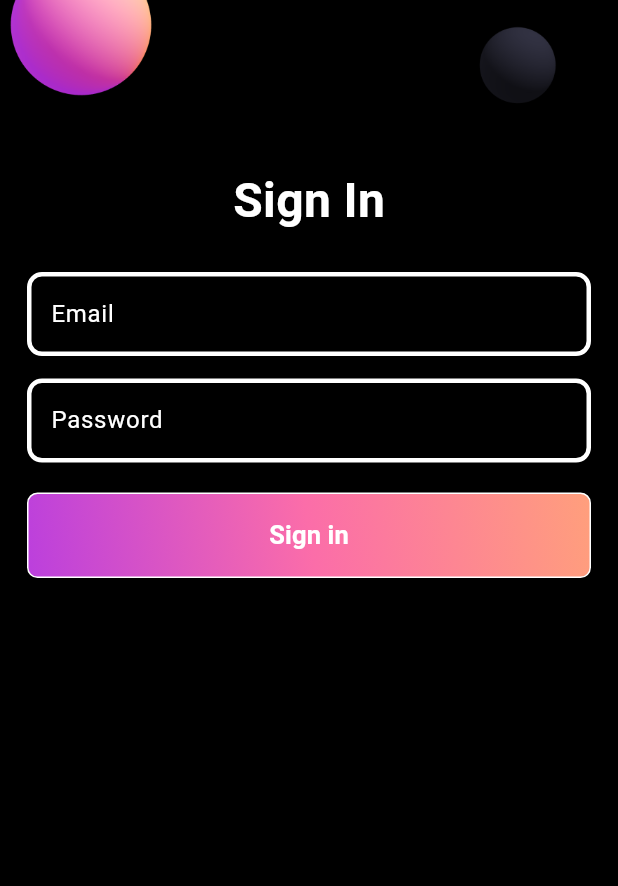
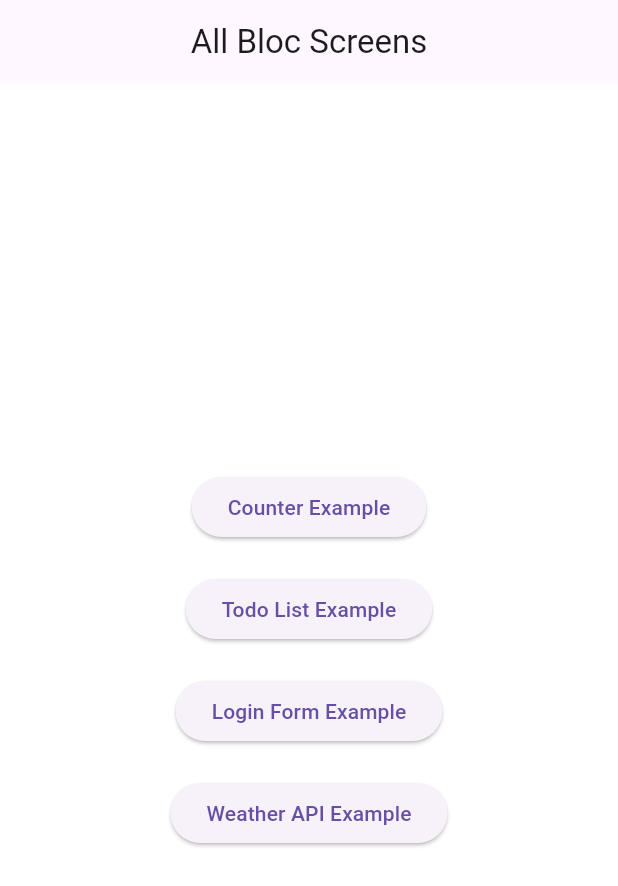
Before and after one commit to ArpitAswal/Bloc_State_Management, a Flutter app: the screen it shows after launch, on a phone screen of 412 x 824 dp. Shown: the top 886 px of the screen. Run offline on Flutter 3.47's test engine with Material 3 defaults, Android fonts, the phone set to English and light mode, and no system bars; our stand-ins replace flutter_bloc.

Commit message:
Bloc API

```diff
--- /dev/null
+++ b/lib/bloc/weather_bloc.dart
@@ -0,0 +1,28 @@
+import 'package:flutter_bloc/flutter_bloc.dart';
+
+import '../data/repository/weather_repository.dart';
+import '../events/weather_event.dart';
+import '../states/weather_state.dart';
+
+// --- Weather Bloc --- (Handles the weather data fetching logic and state transitions)
+class WeatherBloc extends Bloc<WeatherEvent, WeatherState> {
+  final WeatherRepository weatherRepository;
+
+  WeatherBloc(this.weatherRepository) : super(WeatherInitial()) {
+    on<WeatherFetched>(_getCurrentWeather); // Register handler for WeatherFetched events
+  }
+
+  Future<void> _getCurrentWeather(
+      WeatherFetched event,
+      Emitter<WeatherState> emit,
+      ) async {
+    emit(WeatherLoading()); // Emit loading state
+
+    try {
+      final weather = await weatherRepository.getCurrentWeather();
+      emit(WeatherSuccess(weatherModel: weather)); // Emit success state with weather data
+    } catch (e) {
+      emit(WeatherFailure(e.toString())); // Emit failure state with error message
+    }
+  }
+}
--- /dev/null
+++ b/lib/data/repository/weather_repository.dart
@@ -0,0 +1,29 @@
+// ignore_for_file: public_member_api_docs, sort_constructors_first
+import 'dart:convert';
+
+import '../../model/weather_model.dart';
+import '../provider/weather_data_provider.dart';
+
+// --- Weather Repository --- (Provides an abstraction layer for data fetching)
+class WeatherRepository {
+  final WeatherDataProvider weatherDataProvider;
+
+  WeatherRepository(this.weatherDataProvider);
+
+  Future<WeatherModel> getCurrentWeather() async {
+    try {
+      String cityName = 'New Delhi'; // You can change the city name
+      final weatherData = await weatherDataProvider.getCurrentWeather(cityName);
+
+      final data = jsonDecode(weatherData);
+
+      if (data['cod'] != '200') {
+        throw 'An unexpected error occurred: ${data['message']}'; // Include error message from API
+      }
+
+      return WeatherModel.fromMap(data);
+    } catch (e) {
+      throw e.toString();
+    }
+  }
+}
--- /dev/null
+++ b/lib/events/weather_event.dart
@@ -0,0 +1,5 @@
+
+// --- Weather Events --- (Define what can happen in the weather data fetching process)
+sealed class WeatherEvent {} // Abstract class, base for all weather events
+
+final class WeatherFetched extends WeatherEvent {} // Event for fetching weather data
--- a/lib/main.dart
+++ b/lib/main.dart
@@ -3,12 +3,18 @@ import 'package:bloc_state_management/bloc/todo_bloc.dart';
 import 'package:bloc_state_management/cubit/todo_cubit.dart';
 import 'package:bloc_state_management/observer/login_observer.dart';
 import 'package:bloc_state_management/screens/add_todo_screen.dart';
-import 'package:bloc_state_management/screens/bloc_screen.dart';
+import 'package:bloc_state_management/screens/counter_screen.dart';
 import 'package:bloc_state_management/cubit/counter_cubit.dart';
 import 'package:bloc_state_management/screens/login_screen.dart';
+import 'package:bloc_state_management/screens/navigation_screen.dart';
 import 'package:bloc_state_management/screens/todo_screen.dart';
+import 'package:bloc_state_management/screens/weather_screen.dart';
 import 'package:flutter/material.dart';
 import 'package:flutter_bloc/flutter_bloc.dart';
+
+import 'bloc/weather_bloc.dart';
+import 'data/provider/weather_data_provider.dart';
+import 'data/repository/weather_repository.dart';
 
 void main() {
   //Bloc.observer property to set your custom BlocObserver. Do this before you create any Blocs, typically in your main function:
@@ -25,7 +31,9 @@ class MyApp extends StatelessWidget {
     MultiBlocProvider is a Flutter widget that merges multiple BlocProvider widgets into one.
     MultiBlocProvider improves the readability and eliminates the need to nest multiple BlocProviders
     */
-    return MultiBlocProvider(
+    return RepositoryProvider(
+      create: (context) => WeatherRepository(WeatherDataProvider()),
+      child: MultiBlocProvider(
         providers: [
           /*
           BlocProvider is a Flutter widget which provides a bloc to its children via BlocProvider.of<T>(context).
@@ -38,7 +46,8 @@ class MyApp extends StatelessWidget {
           ),
           BlocProvider(create: (_) => TodoCubit(), lazy: false),
           BlocProvider(create: (_) => TodoBloc(), lazy: false),
-        BlocProvider(create: (_) => AuthBloc(), lazy: false)
+          BlocProvider(create: (_) => AuthBloc(), lazy: false),
+          BlocProvider(create: (context) => WeatherBloc(context.read<WeatherRepository>()), lazy: false)
         ],
         child: MaterialApp(
             title: 'Bloc App State',
@@ -51,13 +60,16 @@ class MyApp extends StatelessWidget {
                 titleMedium: TextStyle(color: Colors.white),
               ),
             ),
-          initialRoute: '/login-screen',
+            initialRoute: '/',
             routes: {
-            '/': (_) => const CounterExample(),
-            '/todo-list': (_) => const TodoListScreen(),
-            '/add-todo': (_) => AddTodoScreen(),
-            '/login-screen': (_) => const LoginScreen()
+              '/': (_) => const NavigationScreen(),
+              '/counter_screen': (_) => const CounterExample(),
+              '/todo_list': (_) => const TodoListExample(),
+              '/add_todo': (_) => AddTodoScreen(),
+              '/login_screen': (_) => const LoginScreen(),
+              '/weather_screen': (_) => const WeatherScreen(),
             }),
+      ),
     );
   }
 }
--- /dev/null
+++ b/lib/model/weather_model.dart
@@ -0,0 +1,85 @@
+// ignore_for_file: public_member_api_docs, sort_constructors_first
+import 'dart:convert';
+
+class WeatherModel {
+  final double currentTemp;
+  final String currentSky;
+  final int currentPressure;
+  final double currentWindSpeed;
+  final int currentHumidity;
+  WeatherModel({
+    required this.currentTemp,
+    required this.currentSky,
+    required this.currentPressure,
+    required this.currentWindSpeed,
+    required this.currentHumidity,
+  });
+
+  WeatherModel copyWith({
+    double? currentTemp,
+    String? currentSky,
+    int? currentPressure,
+    double? currentWindSpeed,
+    int? currentHumidity,
+  }) {
+    return WeatherModel(
+      currentTemp: currentTemp ?? this.currentTemp,
+      currentSky: currentSky ?? this.currentSky,
+      currentPressure: currentPressure ?? this.currentPressure,
+      currentWindSpeed: currentWindSpeed ?? this.currentWindSpeed,
+      currentHumidity: currentHumidity ?? this.currentHumidity,
+    );
+  }
+
+  Map<String, dynamic> toMap() {
+    return <String, dynamic>{
+      'currentTemp': currentTemp,
+      'currentSky': currentSky,
+      'currentPressure': currentPressure,
+      'currentWindSpeed': currentWindSpeed,
+      'currentHumidity': currentHumidity,
+    };
+  }
+
+  factory WeatherModel.fromMap(Map<String, dynamic> map) {
+    final currentWeatherData = map['list'][0];
+
+    return WeatherModel(
+      currentTemp: currentWeatherData['main']['temp'],
+      currentSky: currentWeatherData['weather'][0]['main'],
+      currentPressure: currentWeatherData['main']['pressure'],
+      currentWindSpeed: currentWeatherData['wind']['speed'],
+      currentHumidity: currentWeatherData['main']['humidity'],
+    );
+  }
+
+  String toJson() => json.encode(toMap());
+
+  factory WeatherModel.fromJson(String source) =>
+      WeatherModel.fromMap(json.decode(source) as Map<String, dynamic>);
+
+  @override
+  String toString() {
+    return 'WeatherModel(currentTemp: $currentTemp, currentSky: $currentSky, currentPressure: $currentPressure, currentWindSpeed: $currentWindSpeed, currentHumidity: $currentHumidity)';
+  }
+
+  @override
+  bool operator ==(covariant WeatherModel other) {
+    if (identical(this, other)) return true;
+
+    return other.currentTemp == currentTemp &&
+        other.currentSky == currentSky &&
+        other.currentPressure == currentPressure &&
+        other.currentWindSpeed == currentWindSpeed &&
+        other.currentHumidity == currentHumidity;
+  }
+
+  @override
+  int get hashCode {
+    return currentTemp.hashCode ^
+        currentSky.hashCode ^
+        currentPressure.hashCode ^
+        currentWindSpeed.hashCode ^
+        currentHumidity.hashCode;
+  }
+}
--- a/lib/screens/bloc_screen.dart
+++ b/lib/screens/counter_screen.dart
@@ -15,10 +15,6 @@ class CounterExample extends StatelessWidget {
 
     return Scaffold(
         backgroundColor: Colors.white,
-        floatingActionButton: FloatingActionButton(
-          onPressed: () => Navigator.pushNamed(context, '/todo-list'),
-          child: const Icon(Icons.arrow_forward_ios),
-        ),
         body: Center(
           child: Column(
             mainAxisAlignment: MainAxisAlignment.center,
--- /dev/null
+++ b/lib/screens/navigation_screen.dart
@@ -0,0 +1,49 @@
+import 'package:flutter/material.dart';
+
+class NavigationScreen extends StatelessWidget {
+  const NavigationScreen({super.key});
+
+  @override
+  Widget build(BuildContext context) {
+    return Scaffold(
+      backgroundColor: Colors.white,
+      appBar: AppBar(
+        title: const Text("All Bloc Screens"),
+        centerTitle: true,
+      ),
+      body: SafeArea(
+          child: Center(
+            child: Column(
+              mainAxisAlignment: MainAxisAlignment.center,
+              crossAxisAlignment: CrossAxisAlignment.center,
+              mainAxisSize: MainAxisSize.max,
+              children: [
+                ElevatedButton(
+                    onPressed: () {
+                      Navigator.pushNamed(context, '/counter_screen');
+                    },
+                    child: const Text("Counter Example")),
+                const SizedBox(height: 20),
+                ElevatedButton(
+                    onPressed: () {
+                      Navigator.pushNamed(context, '/todo_list');
+                    },
+                    child: const Text("Todo List Example")),
+                const SizedBox(height: 20),
+                ElevatedButton(
+                    onPressed: () {
+                      Navigator.pushNamed(context, '/login_screen');
+                    },
+                    child: const Text("Login Form Example")),
+                const SizedBox(height: 20),
+                ElevatedButton(
+                    onPressed: () {
+                      Navigator.pushNamed(context, '/weather_screen');
+                    },
+                    child: const Text("Weather API Example")),
+              ],
+            ),
+          )),
+    );
+  }
+}
--- a/lib/screens/todo_screen.dart
+++ b/lib/screens/todo_screen.dart
@@ -6,8 +6,8 @@ import 'package:flutter_bloc/flutter_bloc.dart';
 
 import '../states/todo_state.dart';
 
-class TodoListScreen extends StatelessWidget {
-  const TodoListScreen({super.key});
+class TodoListExample extends StatelessWidget {
+  const TodoListExample({super.key});
 
   @override
   Widget build(BuildContext context) {
@@ -17,7 +17,7 @@ class TodoListScreen extends StatelessWidget {
           title: const Text("Todo List"),
         ),
         floatingActionButton: FloatingActionButton(
-          onPressed: () => Navigator.pushNamed(context, '/add-todo'),
+          onPressed: () => Navigator.pushNamed(context, '/add_todo'),
           tooltip: "Add Todo",
           child: const Icon(Icons.add),
         ),
--- /dev/null
+++ b/lib/secrets.dart
@@ -0,0 +1 @@
+const openWeatherAPIKey = 'b560aa5c7e71afaacf08b1c87aa3d3e1';
--- /dev/null
+++ b/lib/states/weather_state.dart
@@ -0,0 +1,21 @@
+
+import '../model/weather_model.dart';
+
+// --- Weather States --- (Define the possible states of the weather data fetching process)
+sealed class WeatherState {} // Abstract class, base for all weather states
+
+final class WeatherInitial extends WeatherState {} // Initial state, no weather data yet
+
+final class WeatherLoading extends WeatherState {} // Loading state, during data fetching
+
+final class WeatherSuccess extends WeatherState { // Success state, weather data fetched
+  final WeatherModel weatherModel;
+
+  WeatherSuccess({required this.weatherModel});
+}
+
+final class WeatherFailure extends WeatherState { // Failure state, data fetching failed
+  final String error;
+
+  WeatherFailure(this.error);
+}
--- a/pubspec.yaml
+++ b/pubspec.yaml
@@ -37,6 +37,7 @@ dependencies:
   cupertino_icons: ^1.0.8
   flutter_bloc: ^9.0.0
   flutter_svg: ^2.0.17
+  http: ^1.3.0
 
 dev_dependencies:
   flutter_test:
```
Also changed, not shown: lib/data/provider/weather_data_provider.dart (added, +21 -0 lines), lib/screens/login_screen.dart (+1 -8 lines), lib/screens/weather_screen.dart (added, +178 -0 lines), lib/widgets/additional_info_item.dart (added, +35 -0 lines), lib/widgets/hourly_forecast_item.dart (added, +47 -0 lines), pubspec.lock, 1 other file. Lines whose indentation alone changed are shown as unchanged.
